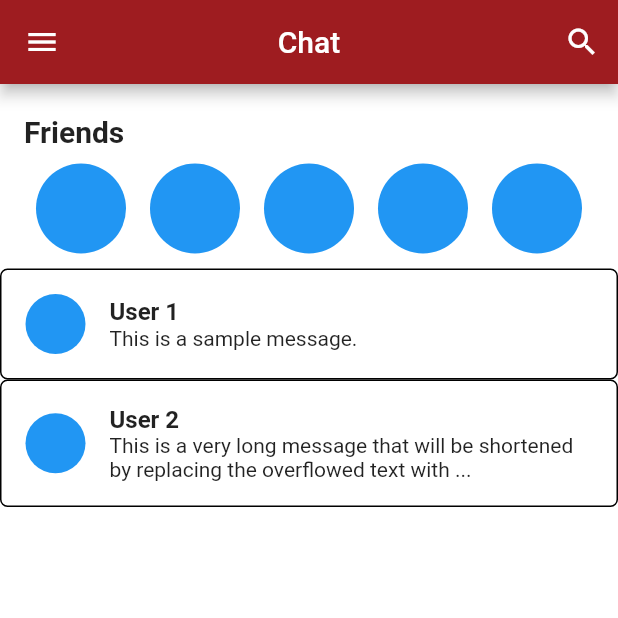
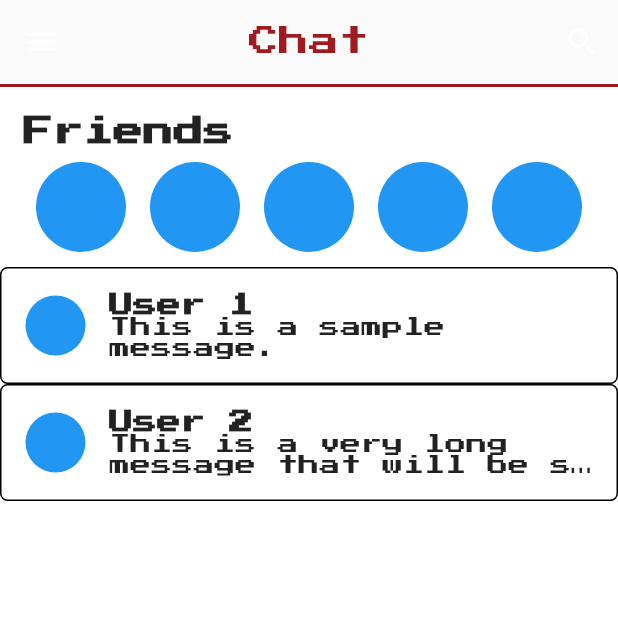
Before and after one commit to JohnCarloMonte/Stream_App, a Flutter app: the Chat screen opened directly, on a phone screen of 412 x 824 dp, the top half of it. Run offline on Flutter 3.47's test engine with Material 2 defaults, Android fonts, the phone set to English and light mode, and no system bars; our stand-ins replace google_fonts.

Commit message:
November 15 2023. Project Streaming app

```diff
--- a/lib/Page/chat.dart
+++ b/lib/Page/chat.dart
@@ -1,5 +1,5 @@
 import 'package:flutter/material.dart';
-// Import your Message.dart file
+import 'package:google_fonts/google_fonts.dart';
 
 class Chat extends StatefulWidget {
   const Chat({Key? key}) : super(key: key);
@@ -13,14 +13,20 @@ class _ChatState extends State<Chat> {
   Widget build(BuildContext context) {
     return Scaffold(
       appBar: AppBar(
-        backgroundColor: Color(0xFF9e1c20),
+        backgroundColor: Colors.transparent, // Set the background color to transparent
+        elevation: 0, // Remove the shadow
         leading: IconButton(
           icon: Icon(Icons.menu),
           onPressed: () {
             // Handle menu icon press
           },
         ),
-        title: Text("Chat"),
+        title: Text(
+          "Chat",
+          style: GoogleFonts.pressStart2p(
+            color: Color(0xFF9e1c20),
+          ),
+        ),
         centerTitle: true,
         actions: <Widget>[
           IconButton(
@@ -30,8 +36,16 @@ class _ChatState extends State<Chat> {
             },
           ),
         ],
+        bottom: PreferredSize(
+          preferredSize: Size.fromHeight(2.0), // Adjust the height as needed
+          child: Container(
+            color: Color(0xFF9e1c20), // Set the color for the bottom outline
+            height: 2.0,
           ),
-      body: Container(
+        ),
+      ),
+      body: SingleChildScrollView(
+        child: Container(
           color: Colors.white,
           child: Column(
             children: [
@@ -40,7 +54,7 @@ class _ChatState extends State<Chat> {
                 alignment: Alignment.centerLeft,
                 child: Text(
                   "Friends",
-                style: TextStyle(
+                  style: GoogleFonts.pressStart2p(
                     fontSize: 20.0,
                     fontWeight: FontWeight.bold,
                   ),
@@ -78,12 +92,16 @@ class _ChatState extends State<Chat> {
                   children: [
                     // Dummy message layout with outline
                     _buildMessageLayout("User 1", "This is a sample message."),
-                  _buildMessageLayout("User 2", "This is a very long message that will be shortened by replacing the overflowed text with ..."),
+                    _buildMessageLayout(
+                      "User 2",
+                      "This is a very long message that will be shortened by replacing the overflowed text with ...",
+                    ),
                     // Add more messages as needed
                   ],
                 ),
               ),
             ],
+          ),
         ),
       ),
     );
@@ -93,7 +111,6 @@ class _ChatState extends State<Chat> {
     return GestureDetector(
       onTap: () {
         // Handle the click event, navigate to Message.dart
-
       },
       child: Container(
         decoration: BoxDecoration(
@@ -115,13 +132,14 @@ class _ChatState extends State<Chat> {
                 children: [
                   Text(
                     userName,
-                    style: TextStyle(
+                    style: GoogleFonts.pressStart2p(
                       fontSize: 16.0,
                       fontWeight: FontWeight.bold,
                     ),
                   ),
                   Text(
                     message,
+                    style: GoogleFonts.pressStart2p(),
                     maxLines: 2,
                     overflow: TextOverflow.ellipsis,
                   ),
```
Also changed, not shown: lib/main.dart (+42 -13 lines). Lines whose indentation alone changed are shown as unchanged.
